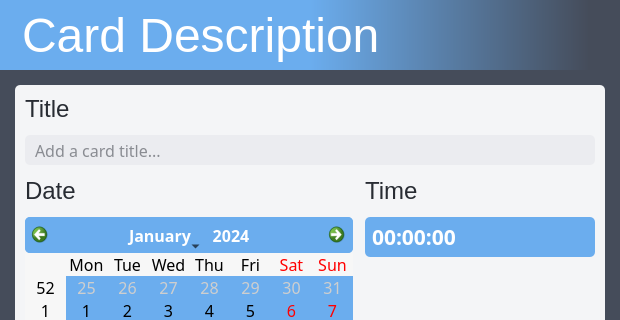
This is src/eisenban/ui/card_description.ui in clockworksspheres/eisenban as Qt 5 draws it before an edit; both pictures show x 0 to 620 and y 0 to 320 of the 620 by 678 pixel window. The edited form follows.
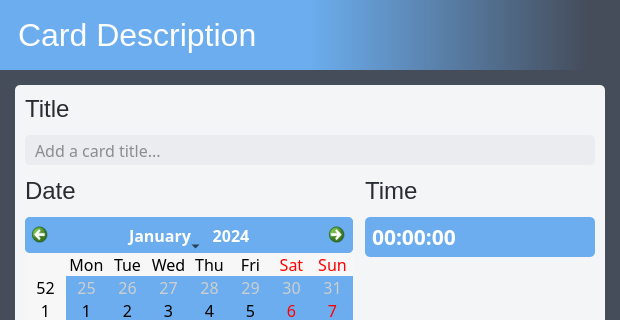
This is the edited form. Icons and pictures are not drawn.

```diff
--- a/src/eisenban/ui/card_description.ui
+++ b/src/eisenban/ui/card_description.ui
@@ -60,7 +60,7 @@
       <property name="font">
        <font>
         <family>Arimo</family>
-        <pointsize>36</pointsize>
+        <pointsize>24</pointsize>
        </font>
       </property>
       <property name="styleSheet">
```
